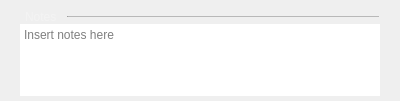
First picture: the form in ui/instrumentnotes.ui, repository analogdevicesinc/scopy, before the edit.
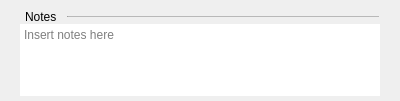
Second picture: the form after the edit.

```diff
--- a/ui/instrumentnotes.ui
+++ b/ui/instrumentnotes.ui
@@ -31,19 +31,6 @@
   <property name="windowTitle">
    <string>Form</string>
   </property>
-  <property name="styleSheet">
-   <string notr="true">Line
-{
-color: rgb(255, 190, 190);
-border: 1px solid rgba(255, 255, 255, 70);
-}
-
-QLabel {
-	font-size: 12px;
-	color: rgba(255, 255, 255, 70);
-}
-</string>
-  </property>
   <layout class="QVBoxLayout" name="verticalLayout">
    <property name="spacing">
     <number>0</number>
```
